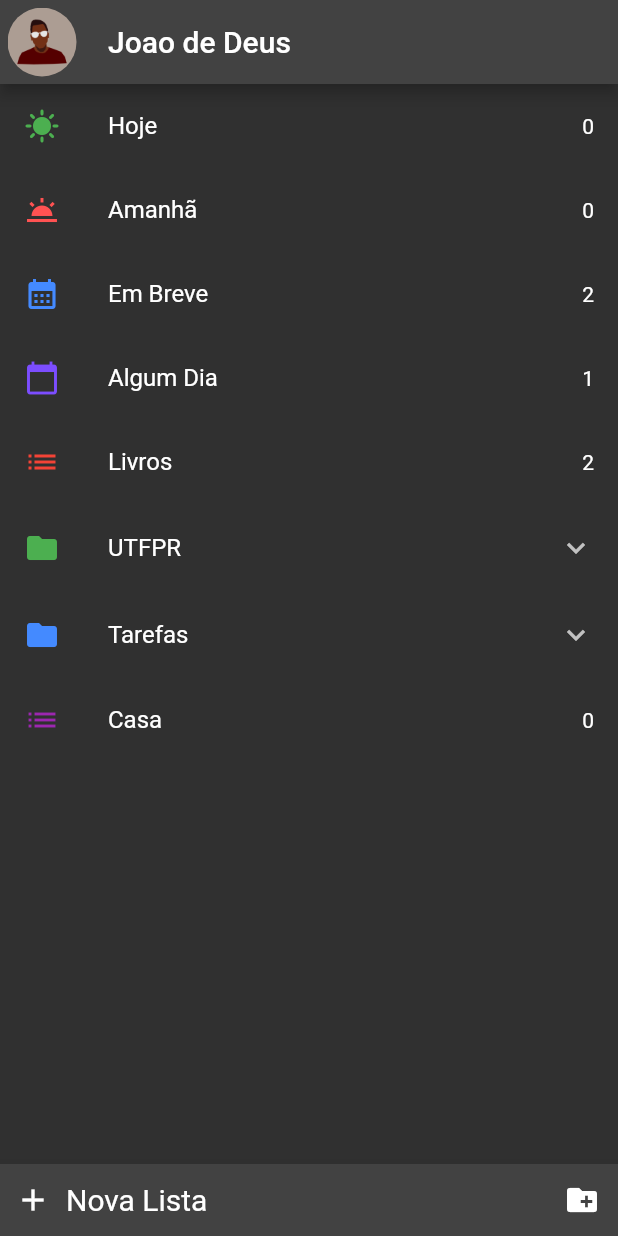
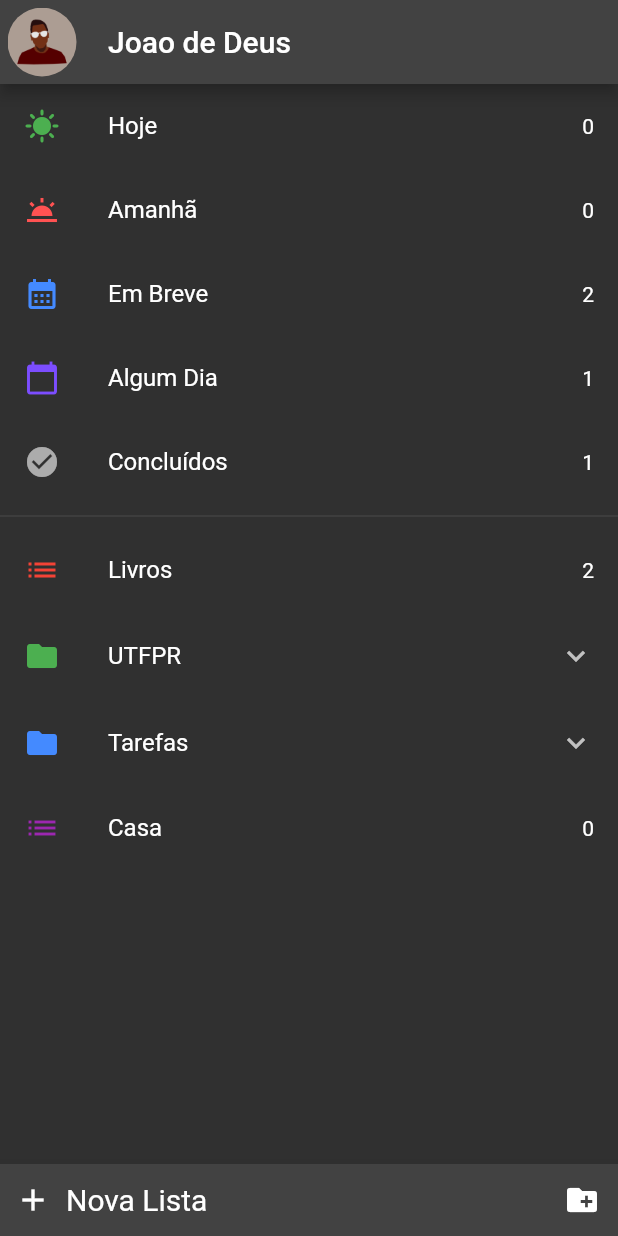
Before and after one commit to laairoy/todo, a Flutter app: the HomePage screen opened by its route, on a phone screen of 412 x 824 dp. Run offline on Flutter 3.47's test engine with Material 2 defaults, Android fonts, the light colour scheme and no system bars; our stand-ins replace date_format, email_validator, flutter_colorpicker.

Commit message:
Added done task filter in home page.

```diff
--- a/lib/models/fixed_list_type.dart
+++ b/lib/models/fixed_list_type.dart
@@ -3,4 +3,5 @@ enum FixedListType {
   AMANHA,
   EMBREVE,
   ALGUMDIA,
+  DONE,
 }
--- a/lib/pages/home_page.dart
+++ b/lib/pages/home_page.dart
@@ -85,8 +85,17 @@ class _HomePageState extends State<HomePage> {
                   onTap: () =>
                       openDateFilter(FixedListType.ALGUMDIA, 'Algum Dia'),
                 ),
+                ListTile(
+                  title: Text('Concluídos'),
+                  leading:
+                      Icon(Icons.check_circle, color: Colors.white60),
+                  trailing:
+                      Text(filterTable(FixedListType.DONE).length.toString()),
+                  onTap: () => openDateFilter(FixedListType.DONE, 'Algum Dia'),
+                ),
               ],
             ),
+            Divider(),
             ListView.builder(
               shrinkWrap: true,
               physics: const NeverScrollableScrollPhysics(),
@@ -242,7 +251,8 @@ class _HomePageState extends State<HomePage> {
           return TaskListRepository.instance.table
               .where((element) =>
                   element.date ==
-                      formatDate(DateTime.now().add(Duration(days: 1)), [dd, '/', mm, '/', yyyy]))
+                  formatDate(DateTime.now().add(Duration(days: 1)),
+                      [dd, '/', mm, '/', yyyy]))
               .where((element) => element.finished == false)
               .toList();
         }
@@ -253,10 +263,14 @@ class _HomePageState extends State<HomePage> {
               .where((element) => element.finished == false)
               .toList();
         }
+      case FixedListType.ALGUMDIA:
+        return TaskListRepository.instance.table
+            .where((element) => element.date == '')
+            .where((element) => element.finished == false)
+            .toList();
     }
     return TaskListRepository.instance.table
-        .where((element) => element.date == '')
-        .where((element) => element.finished == false)
+        .where((element) => element.finished == true)
         .toList();
   }
 }
--- a/lib/repositories/task_list_repository.dart
+++ b/lib/repositories/task_list_repository.dart
@@ -25,7 +25,7 @@ class TaskListRepository {
         listId: 1,
       ),
       TaskList(
-        name: 'varrer a casa',
+        name: 'Ler Harry',
         date: '12/06/2023',
         note: 'parapapapapara',
         finished: true,
```
Also changed, not shown: lib/pages/time_task.dart (+15 -6 lines).
